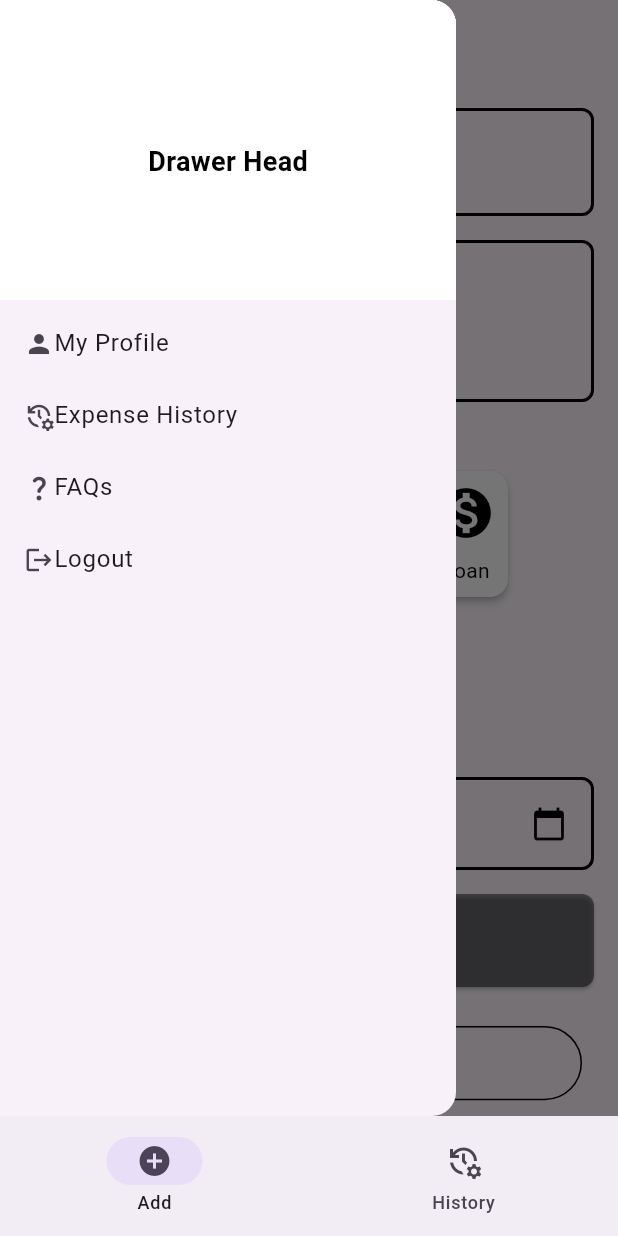
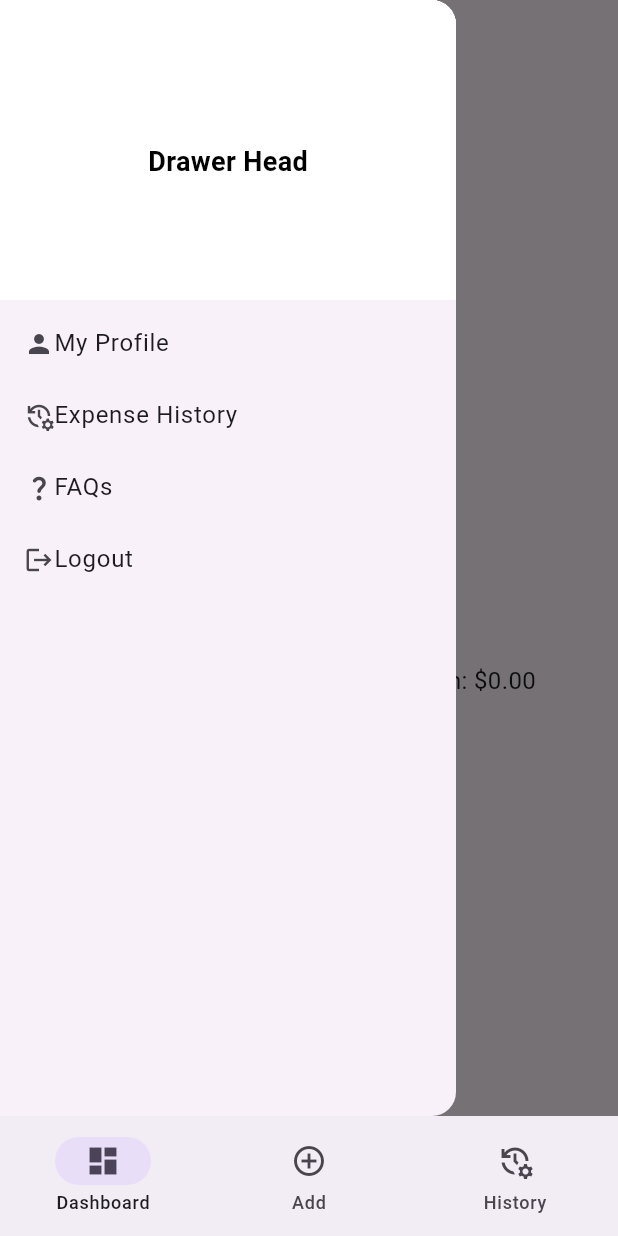
Before and after one commit to Rohaid-Bhatti/Expense-Tracking-App, a Flutter app: the screen it shows once a user with an empty profile is signed in, with the side drawer open, on a phone screen of 412 x 824 dp. Run offline on Flutter 3.47's test engine with Material 2 defaults, Android fonts, the phone set to English and light mode, and no system bars; drawn by our look-alikes of fl_chart; our stand-ins replace cloud_firestore, firebase_auth, firebase_core, firebase_storage, fluttertoast, get and 1 more; accounts and stored records are empty.

Commit message:
Expense Tracking App ith modification

```diff
--- a/lib/activities/DashboardScreen.dart
+++ b/lib/activities/DashboardScreen.dart
@@ -1,5 +1,6 @@
 import 'package:demo/fragments/ExpenseListFragment.dart';
 import 'package:demo/fragments/ExpenseUploadFragment.dart';
+import 'package:demo/fragments/HomeFragment.dart';
 import 'package:flutter/material.dart';
 
 class DashboardScreen extends StatefulWidget {
@@ -25,6 +26,11 @@ class _DashboardScreenState extends State<DashboardScreen> {
         selectedIndex: currentPageIndex,
         destinations: const <Widget>[
           NavigationDestination(
+            selectedIcon: Icon(Icons.dashboard),
+            icon: Icon(Icons.dashboard_outlined),
+            label: 'Dashboard',
+          ),
+          NavigationDestination(
             selectedIcon: Icon(Icons.add_circle),
             icon: Icon(Icons.add_circle_outline),
             label: 'Add',
@@ -37,6 +43,7 @@ class _DashboardScreenState extends State<DashboardScreen> {
         ],
       ),
       body: <Widget>[
+        HomeFragment(),
         ExpenseUploadFragment(),
         ExpenseListFragment(),
       ][currentPageIndex],
--- a/lib/fragments/ExpenseUploadFragment.dart
+++ b/lib/fragments/ExpenseUploadFragment.dart
@@ -1,11 +1,9 @@
-import 'package:cloud_firestore/cloud_firestore.dart';
 import 'package:demo/activities/FAQScreen.dart';
 import 'package:demo/activities/LoginScreen.dart';
 import 'package:demo/activities/ProfileScreen.dart';
 import 'package:demo/controllers/auth_controller.dart';
 import 'package:demo/fragments/ExpenseListFragment.dart';
 import 'package:demo/services/firebase_services.dart';
-import 'package:firebase_auth/firebase_auth.dart';
 import 'package:flutter/material.dart';
 import 'package:get/get.dart';
 import 'package:image_picker/image_picker.dart';
@@ -160,38 +158,6 @@ class _ExpenseUploadFragmentState extends State<ExpenseUploadFragment> {
       });
     }
   }
-
-  Future<void> showLogOutDialog() async {
-    return showDialog<void>(
-      context: context,
-      barrierDismissible: false, // user must tap button!
-      builder: (BuildContext context) {
-        return AlertDialog(
-          title: const Text(
-            'Are you sure you want to Logout?',
-            textAlign: TextAlign.center,
-            style: TextStyle(fontWeight: FontWeight.normal, fontSize: 16),
-          ),
-          actions: [
-            TextButton(
-              child: const Text('No'),
-              onPressed: () {
-                Navigator.of(context).pop();
-              },
-            ),
-            TextButton(
-              child: Text('Yes'),
-              onPressed: () async {
-                await Get.put(AuthController()).signoutMethod();
-                Get.offAll(() => LoginScreen());
-              },
-            ),
-          ],
-        );
-      },
-    );
-  }
-
   @override
   Widget build(BuildContext context) {
     return Scaffold(
@@ -199,77 +165,6 @@ class _ExpenseUploadFragmentState extends State<ExpenseUploadFragment> {
         title: const Text('Upload Expense'),
         centerTitle: true,
       ),
-
-      drawer: Drawer(
-        child: Container(
-          child: ListView(
-            padding: EdgeInsets.all(0),
-            children: [
-              Container(
-                height: 200,
-                padding:
-                const EdgeInsets.only(left: 24, right: 24, top: 40, bottom: 24),
-                color: Colors.white,
-                child: const Center(
-                  child: Text(
-                    'Drawer Head',
-                    style: TextStyle(
-                        fontSize: 18,
-                        color: Colors.black,
-                        fontWeight: FontWeight.bold),
-                  ),
-                ),
-              ),
-              const SizedBox(height: 5,),
-              ListTile(
-                horizontalTitleGap: 0,
-                visualDensity: VisualDensity.compact,
-                leading: Icon(Icons.person, size: 20),
-                title: Text("My Profile", style: TextStyle()),
-                onTap: () {
-                  Navigator.pop(context);
-                  Navigator.push(context,
-                      MaterialPageRoute(builder: (context) => ProfileScreen()));
-                },
-              ),
-              ListTile(
-                horizontalTitleGap: 0,
-                visualDensity: VisualDensity.compact,
-                leading: const Icon(Icons.manage_history, size: 20),
-                title: const Text("Expense History", style: TextStyle()),
-                onTap: () {
-                  Navigator.pop(context);
-                  Navigator.push(
-                      context,
-                      MaterialPageRoute(
-                          builder: (context) => ExpenseListFragment()));
-                },
-              ),
-              ListTile(
-                horizontalTitleGap: 0,
-                visualDensity: VisualDensity.compact,
-                leading: Icon(Icons.question_mark_rounded, size: 20),
-                title: Text("FAQs", style: TextStyle()),
-                onTap: () {
-                  Navigator.pop(context);
-                  Navigator.push(context,
-                      MaterialPageRoute(builder: (context) => FAQScreen()));
-                },
-              ),
-              ListTile(
-                horizontalTitleGap: 0,
-                visualDensity: VisualDensity.compact,
-                leading: Icon(Icons.logout, size: 20),
-                title: Text("Logout", style: TextStyle()),
-                onTap: () {
-                  showLogOutDialog();
-                },
-              ),
-            ],
-          ),
-        ),
-      ),
-
       body: SingleChildScrollView(
         padding: const EdgeInsets.all(16.0),
         child: Column(
--- /dev/null
+++ b/lib/fragments/HomeFragment.dart
@@ -0,0 +1,254 @@
+import 'package:cloud_firestore/cloud_firestore.dart';
+import 'package:demo/activities/FAQScreen.dart';
+import 'package:demo/activities/LoginScreen.dart';
+import 'package:demo/activities/ProfileScreen.dart';
+import 'package:demo/controllers/auth_controller.dart';
+import 'package:demo/fragments/ExpenseListFragment.dart';
+import 'package:fl_chart/fl_chart.dart';
+import 'package:flutter/material.dart';
+import 'package:get/get.dart';
+import 'package:intl/intl.dart';
+
+class HomeFragment extends StatefulWidget {
+  const HomeFragment({Key? key}) : super(key: key);
+
+  @override
+  State<HomeFragment> createState() => _HomeFragmentState();
+}
+
+class _HomeFragmentState extends State<HomeFragment> {
+  List<Map<String, dynamic>> expenseData = [];
+  List<Map<String, dynamic>> recentExpenses = [];
+
+  @override
+  void initState() {
+    super.initState();
+    fetchData();
+  }
+
+  Future<void> fetchData() async {
+    try {
+      final expenseCollection = FirebaseFirestore.instance.collection('expense');
+
+      // Fetch and update expenseData (e.g., for the pie chart)
+      final expenseDataSnapshot = await expenseCollection.get();
+      expenseData = expenseDataSnapshot.docs.map((doc) {
+        final data = doc.data() as Map<String, dynamic>;
+        return {
+          'category': data['category'],
+          'amount': data['amount'],
+        };
+      }).toList();
+
+      // Fetch and update recentExpenses (e.g., for the list)
+      final recentSnapshot = await expenseCollection
+          /*.orderBy('timestamp', descending: true)*/
+          .limit(3)
+          .get();
+      recentExpenses = recentSnapshot.docs.map((doc) {
+        final data = doc.data() as Map<String, dynamic>;
+        return {
+          'category': data['category'],
+          'amount': data['amount'],
+          'date': (data['date'] as Timestamp).toDate(), // Convert Timestamp to DateTime
+        };
+      }).toList();
+
+      // Update the UI by calling setState
+      setState(() {});
+    } catch (e) {
+      // Handle errors, e.g., display an error message
+      print('Error fetching data: $e');
+    }
+  }
+
+  Future<void> showLogOutDialog() async {
+    return showDialog<void>(
+      context: context,
+      barrierDismissible: false, // user must tap button!
+      builder: (BuildContext context) {
+        return AlertDialog(
+          title: const Text(
+            'Are you sure you want to Logout?',
+            textAlign: TextAlign.center,
+            style: TextStyle(fontWeight: FontWeight.normal, fontSize: 16),
+          ),
+          actions: [
+            TextButton(
+              child: const Text('No'),
+              onPressed: () {
+                Navigator.of(context).pop();
+              },
+            ),
+            TextButton(
+              child: Text('Yes'),
+              onPressed: () async {
+                await Get.put(AuthController()).signoutMethod();
+                Get.offAll(() => LoginScreen());
+              },
+            ),
+          ],
+        );
+      },
+    );
+  }
+
+  @override
+  Widget build(BuildContext context) {
+    // Calculate total expenses for the past month
+    final DateTime now = DateTime.now();
+    final DateTime lastMonth = now.subtract(Duration(days: 30)); // Assuming 30 days in a month
+    final double totalExpensesLastMonth = recentExpenses
+        .where((expense) => expense['date'].isAfter(lastMonth))
+        .fold(0.0, (sum, expense) => sum + expense['amount']);
+
+    return Scaffold(
+      appBar: AppBar(
+        centerTitle: true,
+        title: Text('Dashboard'),
+      ),
+
+      drawer: Drawer(
+        child: Container(
+          child: ListView(
+            padding: EdgeInsets.all(0),
+            children: [
+              Container(
+                height: 200,
+                padding:
+                const EdgeInsets.only(left: 24, right: 24, top: 40, bottom: 24),
+                color: Colors.white,
+                child: const Center(
+                  child: Text(
+                    'Drawer Head',
+                    style: TextStyle(
+                        fontSize: 18,
+                        color: Colors.black,
+                        fontWeight: FontWeight.bold),
+                  ),
+                ),
+              ),
+              const SizedBox(height: 5,),
+              ListTile(
+                horizontalTitleGap: 0,
+                visualDensity: VisualDensity.compact,
+                leading: Icon(Icons.person, size: 20),
+                title: Text("My Profile", style: TextStyle()),
+                onTap: () {
+                  Navigator.pop(context);
+                  Navigator.push(context,
+                      MaterialPageRoute(builder: (context) => ProfileScreen()));
+                },
+              ),
+              ListTile(
+                horizontalTitleGap: 0,
+                visualDensity: VisualDensity.compact,
+                leading: const Icon(Icons.manage_history, size: 20),
+                title: const Text("Expense History", style: TextStyle()),
+                onTap: () {
+                  Navigator.pop(context);
+                  Navigator.push(
+                      context,
+                      MaterialPageRoute(
+                          builder: (context) => ExpenseListFragment()));
+                },
+              ),
+              ListTile(
+                horizontalTitleGap: 0,
+                visualDensity: VisualDensity.compact,
+                leading: Icon(Icons.question_mark_rounded, size: 20),
+                title: Text("FAQs", style: TextStyle()),
+                onTap: () {
+                  Navigator.pop(context);
+                  Navigator.push(context,
+                      MaterialPageRoute(builder: (context) => FAQScreen()));
+                },
+              ),
+              ListTile(
+                horizontalTitleGap: 0,
+                visualDensity: VisualDensity.compact,
+                leading: Icon(Icons.logout, size: 20),
+                title: Text("Logout", style: TextStyle()),
+                onTap: () {
+                  showLogOutDialog();
+                },
+              ),
+            ],
+          ),
+        ),
+      ),
+
+      body: SingleChildScrollView(
+        padding: EdgeInsets.all(16.0),
+        child: Column(
+          crossAxisAlignment: CrossAxisAlignment.stretch,
+          children: [
+            // Display a pie chart of expense categories
+            Container(
+              height: 350,
+              child: PieChart(
+                PieChartData(
+                  sections: expenseData.map((expense) {
+                    return PieChartSectionData(
+                      title: expense['category'],
+                      value: double.parse(expense['amount'].toString()),
+                    );
+                  }).toList(),
+                  // Other customization options for your chart
+                ),
+              ),
+            ),
+            SizedBox(height: 20.0),
+
+            // Display the total expenses for the past month
+            Center(
+              child: Text(
+                'Total Expenses for the Past Month: \$${totalExpensesLastMonth.toStringAsFixed(2)}',
+                style: TextStyle(fontSize: 16.0,),
+              ),
+            ),
+
+            const SizedBox(height: 10),
+
+            // Display the recent expenses
+            Text(
+              'Recent Expenses',
+              style: TextStyle(fontSize: 20.0, fontWeight: FontWeight.bold),
+            ),
+            SizedBox(height: 10.0),
+            ListView.builder(
+              shrinkWrap: true,
+              itemCount: recentExpenses.length,
+              itemBuilder: (context, index) {
+                final expense = recentExpenses[index];
+                final formattedDate = DateFormat.yMMMMd().format(expense['date']); // Format the date
+                return Padding(
+                  padding: const EdgeInsets.all(8.0),
+                  child: Card(
+                    child: Row(
+                      mainAxisAlignment: MainAxisAlignment.spaceBetween,
+                      children: [
+                        const SizedBox(width: 3,),
+                        Column(
+                          children: [
+                            const SizedBox(height: 5,),
+                            Text(expense['category']),
+                            const SizedBox(height: 5,),
+                            Text('\$${expense['amount'].toStringAsFixed(2)}'),
+                            const SizedBox(height: 5,),
+                          ],
+                        ),
+                        Text(formattedDate),
+                        const SizedBox(width: 3,),// Display the formatted date
+                      ],
+                    ),
+                  ),
+                );
+              },
+            ),
+          ],
+        ),
+      ),
+    );
+  }
+}
--- a/pubspec.yaml
+++ b/pubspec.yaml
@@ -41,6 +41,7 @@ dependencies:
   permission_handler: ^10.2.0
   url_launcher: ^6.1.14
   fl_chart: ^0.63.0
+  intl: ^0.18.1
 
   # The following adds the Cupertino Icons font to your application.
   # Use with the CupertinoIcons class for iOS style icons.
```
Also changed, not shown: pubspec.lock, 1 other file.
